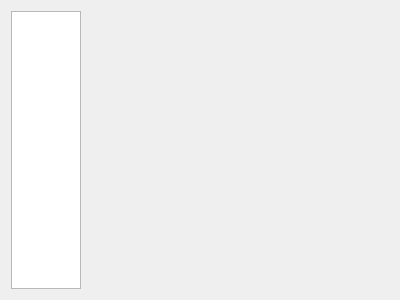
This is forms/suiteswitchpanel.ui in wangkungit5905/PzAssistant as Qt 5 draws it before an edit. The edited form follows.
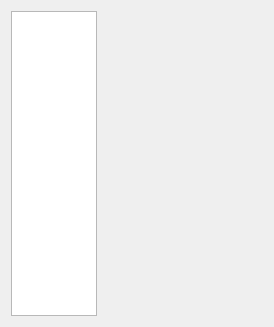
This is the edited form.

Diff of the .ui file:
```diff
--- a/forms/suiteswitchpanel.ui
+++ b/forms/suiteswitchpanel.ui
@@ -6,14 +6,14 @@
    <rect>
     <x>0</x>
     <y>0</y>
-    <width>400</width>
-    <height>300</height>
+    <width>274</width>
+    <height>327</height>
    </rect>
   </property>
   <property name="windowTitle">
    <string>Form</string>
   </property>
-  <layout class="QHBoxLayout" name="horizontalLayout" stretch="1,10">
+  <layout class="QHBoxLayout" name="horizontalLayout" stretch="2,3">
    <item>
     <widget class="QListWidget" name="lstSuite">
      <property name="maximumSize">
```
